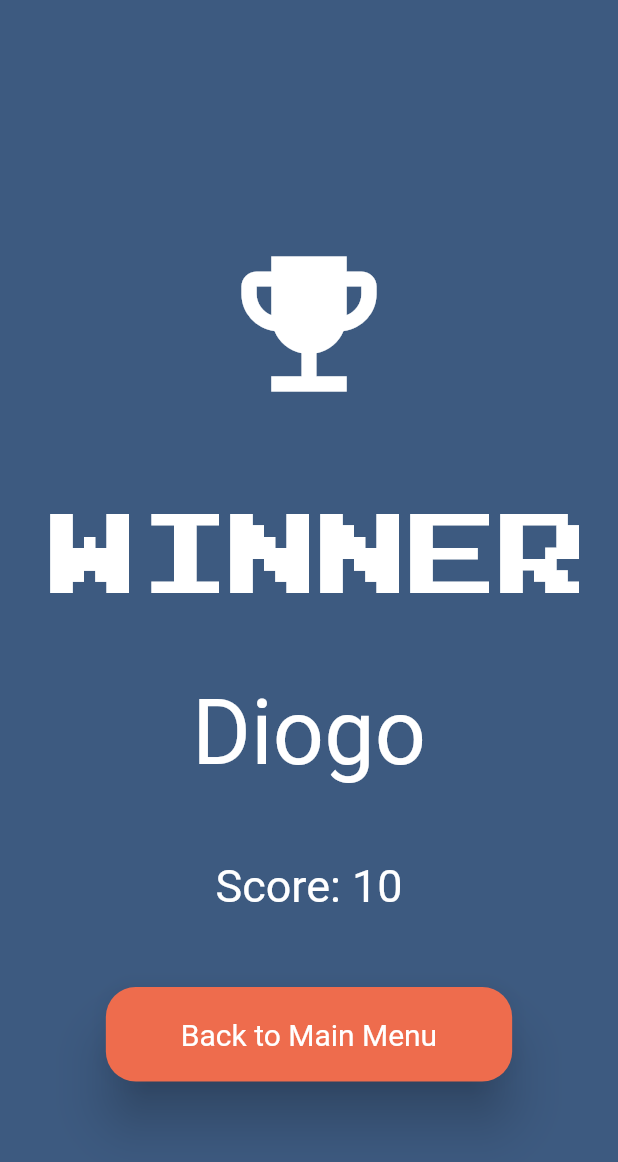
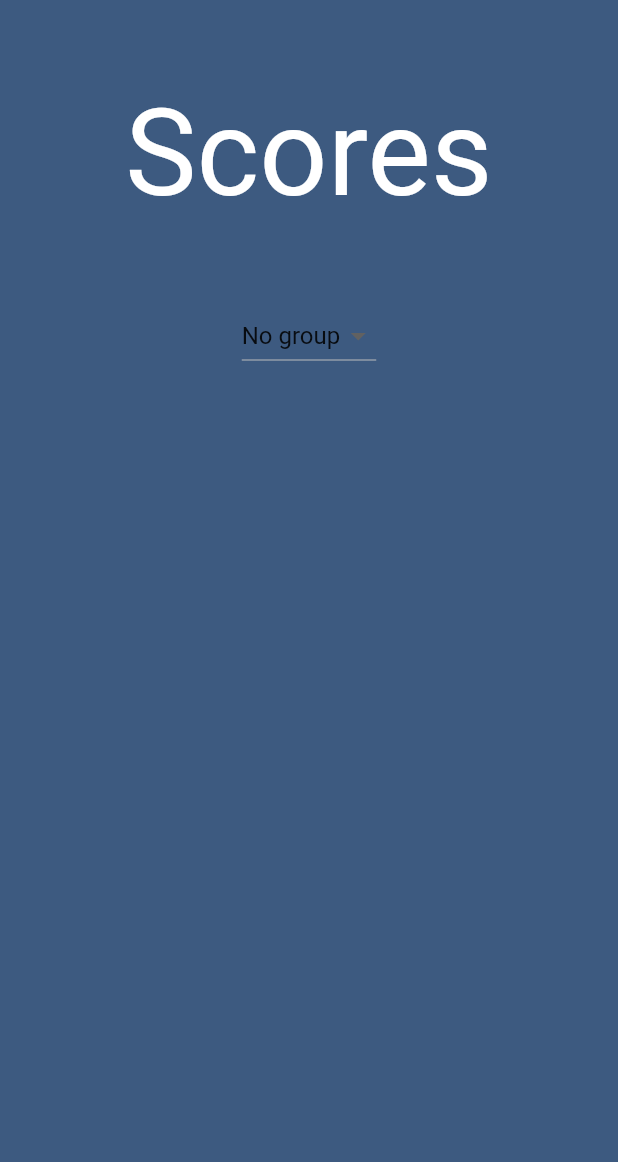
Before and after one commit to carvalho28/explode, a Flutter app: the screen it shows after launch, on a phone screen of 412 x 824 dp. Shown: the top 1162 px of the screen. Run offline on Flutter 3.47's test engine with Material 2 defaults, Android fonts, the phone set to English and light mode, and no system bars; our stand-ins replace share_plus, sqflite; accounts and stored records are empty.

Commit message:
Added scores multiplayer view with service
Signed-off-by: carvalho28 <carvalhoo287@gmail.com>

```diff
--- a/lib/main.dart
+++ b/lib/main.dart
@@ -12,6 +12,7 @@ import 'package:explode/views/game_over.dart';
 import 'package:explode/views/group_choice.dart';
 import 'package:explode/views/players_choice.dart';
 import 'package:explode/views/record.dart';
+import 'package:explode/views/scores_multiplayer.dart';
 import 'package:flutter/material.dart';
 import 'package:flutter/services.dart';
 import 'package:provider/provider.dart';
@@ -38,11 +39,12 @@ void main() {
         //   difficulty: '1',
         //   time: '2',
         // ),
-        home: const EndScreenMultiplayer(
-          groupId: 1,
-          playerName: 'Diogo',
-          score: 10,
-        ),
+        // home: const EndScreenMultiplayer(
+        //   groupId: 1,
+        //   playerName: 'Diogo',
+        //   score: 10,
+        // ),
+        home: const ScoresMultiplayer(),
         routes: {
           mainMenuRoute: (context) => const MainMenu(),
           difficultyRoute: (context) => const Difficulty(),
--- a/lib/views/group_choice.dart
+++ b/lib/views/group_choice.dart
@@ -27,10 +27,6 @@ class _GroupChoiceState extends State<GroupChoice> {
   int _selectedGroupId = -1;
   // controller for the dropdown menu
   final TextEditingController _groupController = TextEditingController();
-  // DropdownMenuItem(
-  //   value: 'No group',
-  //   child: Text('No group'),
-  // );
 
   // read groups and create dropdown menu
   Future<List<DropdownMenuItem<String>>> get dropdownItems async {
--- /dev/null
+++ b/lib/views/scores_multiplayer.dart
@@ -0,0 +1,164 @@
+import 'package:explode/constants/general.dart';
+import 'package:explode/models/group_model.dart';
+import 'package:explode/models/score_model.dart';
+import 'package:explode/services/crud/group_service.dart';
+import 'package:explode/services/crud/players_service.dart';
+import 'package:explode/services/crud/score_service.dart';
+import 'package:flutter/material.dart';
+import 'package:flutter/src/widgets/container.dart';
+import 'package:flutter/src/widgets/framework.dart';
+
+import '../models/player_model.dart';
+
+class ScoresMultiplayer extends StatefulWidget {
+  const ScoresMultiplayer({super.key});
+
+  @override
+  State<ScoresMultiplayer> createState() => _ScoresMultiplayerState();
+}
+
+class _ScoresMultiplayerState extends State<ScoresMultiplayer> {
+  String? _selectedGroup = 'No group';
+  // build dropdown menu with all groups from database
+  Future<List<DropdownMenuItem<String>>> _buildDropdownMenuItems() async {
+    List<GroupModel> groups = await GroupService.instance.readAllGroups();
+    List<DropdownMenuItem<String>> items = [];
+    items.add(
+      const DropdownMenuItem(
+        value: 'No group',
+        child: Text('No group'),
+      ),
+    );
+    for (GroupModel group in groups) {
+      items.add(
+        DropdownMenuItem(
+          value: group.name,
+          child: Text(group.name),
+        ),
+      );
+    }
+    return items;
+  }
+
+  // get highest score and player name from database
+  Future<Map<int, String>> _getHighestScore() async {
+    int _groupId = await GroupService.instance.getGroupId(_selectedGroup!);
+    ScoreModel scores = await ScoresService.instance.getBestScore(_groupId);
+    print(scores);
+    if (scores.playerId == -1) {
+      return {-1: 'No scores yet'};
+    } else {
+      String playerName =
+          await PlayersService.instance.getPlayerName(scores.playerId);
+      return {scores.score: playerName};
+    }
+  }
+
+  // print all tables
+  Future<void> _printAllTables() async {
+    List<PlayerModel> players = await PlayersService.instance.readAllPlayers();
+    print(players);
+    List<GroupModel> groups = await GroupService.instance.readAllGroups();
+    print(groups);
+    List<ScoreModel> scores = await ScoresService.instance.readAllScores();
+    print(scores);
+  }
+
+  @override
+  Widget build(BuildContext context) {
+    // _printAllTables();
+    return Scaffold(
+      backgroundColor: primaryColor,
+      appBar: AppBar(
+        backgroundColor: Colors.transparent,
+        elevation: 0,
+      ),
+      body: Center(
+        child: Column(
+          children: [
+            const Text(
+              'Scores',
+              style: TextStyle(
+                color: Colors.white,
+                fontSize: 80,
+                fontFamily: fontBody,
+              ),
+            ),
+            const SizedBox(
+              height: 50,
+            ),
+            // show dropdown menu, on selected group show highest score
+            FutureBuilder<List<DropdownMenuItem<String>>>(
+              future: _buildDropdownMenuItems(),
+              builder: (context, snapshot) {
+                if (snapshot.hasData) {
+                  return Column(
+                    children: [
+                      DropdownButton<String>(
+                        value: _selectedGroup,
+                        items: snapshot.data,
+                        onChanged: (value) {
+                          setState(() {
+                            _selectedGroup = value;
+                          });
+                        },
+                      ),
+                      const SizedBox(
+                        height: 50,
+                      ),
+                      if (_selectedGroup != 'No group')
+                        FutureBuilder<Map<int, String>>(
+                          future: _getHighestScore(),
+                          builder: (context, snapshot) {
+                            if (snapshot.hasData &&
+                                snapshot.data!.keys.first == -1) {
+                              return const Text(
+                                'No scores yet',
+                                style: TextStyle(
+                                  color: Colors.white,
+                                  fontSize: 30,
+                                  fontFamily: fontBody,
+                                ),
+                              );
+                            } else if (snapshot.hasData) {
+                              return Column(
+                                children: [
+                                  Text(
+                                    'Highest score: ${snapshot.data!.keys.first}',
+                                    style: const TextStyle(
+                                      color: Colors.white,
+                                      fontSize: 30,
+                                      fontFamily: fontBody,
+                                    ),
+                                  ),
+                                  const SizedBox(
+                                    height: 20,
+                                  ),
+                                  Text(
+                                    'Highest scorer: ${snapshot.data!.values.first}',
+                                    style: const TextStyle(
+                                      color: Colors.white,
+                                      fontSize: 30,
+                                      fontFamily: fontBody,
+                                    ),
+                                  ),
+                                ],
+                              );
+                            } else {
+                              return const CircularProgressIndicator();
+                            }
+                          },
+                        ),
+                    ],
+                  );
+                } else {
+                  return const CircularProgressIndicator();
+                }
+              },
+            ),
+          ],
+        ),
+      ),
+    );
+  }
+}
```
Also changed, not shown: lib/services/crud/players_service.dart (+16 -0 lines), lib/services/crud/score_service.dart (+20 -0 lines).
